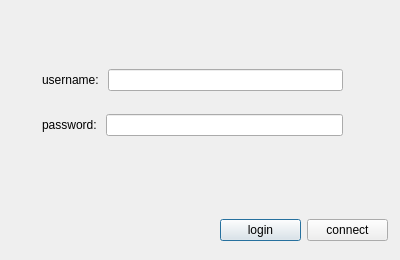
This is C++/qt_project/QWSChat/login.ui in PeterYHChen/WSChat as Qt 5 draws it before an edit. The edited form follows.
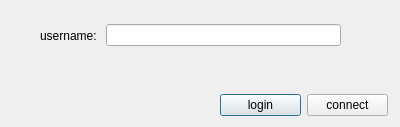
This is the edited form.

```diff
--- a/C++/qt_project/QWSChat/login.ui
+++ b/C++/qt_project/QWSChat/login.ui
@@ -7,7 +7,7 @@
     <x>0</x>
     <y>0</y>
     <width>400</width>
-    <height>260</height>
+    <height>127</height>
    </rect>
   </property>
   <property name="windowTitle">
@@ -16,8 +16,8 @@
   <widget class="QLabel" name="socketStateLabel">
    <property name="geometry">
     <rect>
-     <x>30</x>
-     <y>180</y>
+     <x>40</x>
+     <y>60</y>
      <width>341</width>
      <height>16</height>
     </rect>
@@ -30,9 +30,9 @@
    <property name="geometry">
     <rect>
      <x>220</x>
-     <y>210</y>
+     <y>90</y>
      <width>168</width>
-     <height>41</height>
+     <height>31</height>
     </rect>
    </property>
    <layout class="QHBoxLayout" name="horizontalLayout_3">
@@ -55,14 +55,12 @@
   <widget class="QWidget" name="layoutWidget">
    <property name="geometry">
     <rect>
-     <x>42</x>
-     <y>52</y>
+     <x>40</x>
+     <y>20</y>
      <width>301</width>
-     <height>101</height>
+     <height>31</height>
     </rect>
    </property>
-   <layout class="QVBoxLayout" name="verticalLayout">
-    <item>
      <layout class="QHBoxLayout" name="horizontalLayout">
       <item>
        <widget class="QLabel" name="usrLabel">
@@ -73,22 +71,6 @@
       </item>
       <item>
        <widget class="QLineEdit" name="usrLineEdit"/>
-      </item>
-     </layout>
-    </item>
-    <item>
-     <layout class="QHBoxLayout" name="horizontalLayout_2">
-      <item>
-       <widget class="QLabel" name="pwdLabel">
-        <property name="text">
-         <string>password: </string>
-        </property>
-       </widget>
-      </item>
-      <item>
-       <widget class="QLineEdit" name="pwdLineEdit"/>
-      </item>
-     </layout>
     </item>
    </layout>
   </widget>
```
Lines whose indentation alone changed are shown as unchanged.
